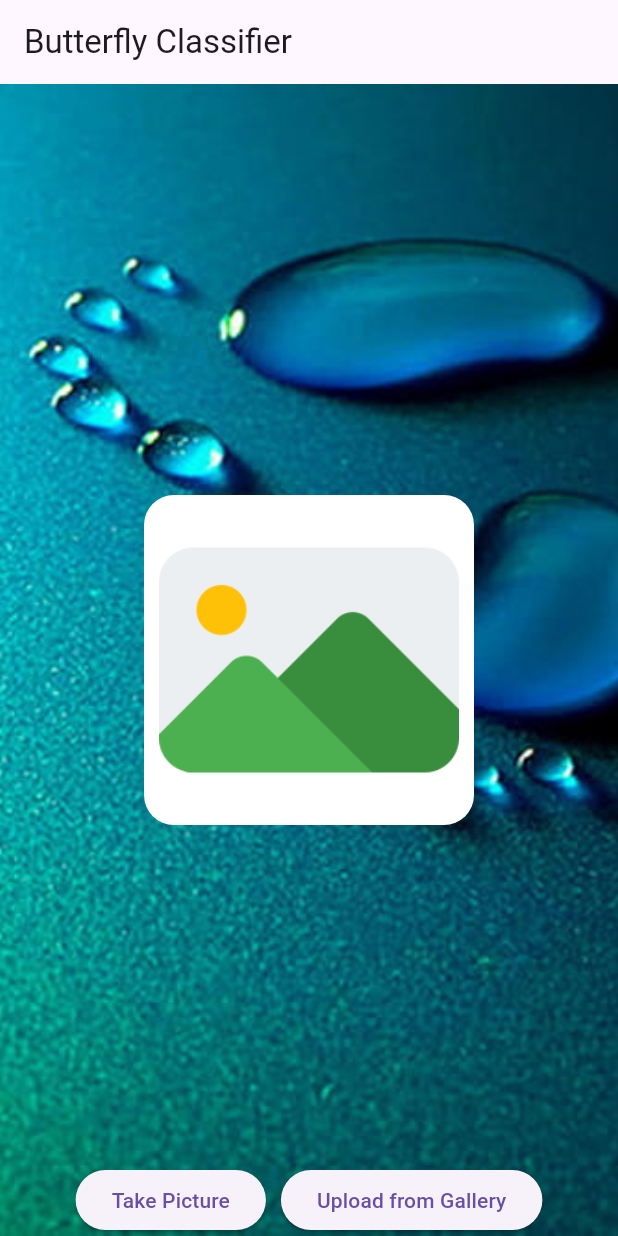
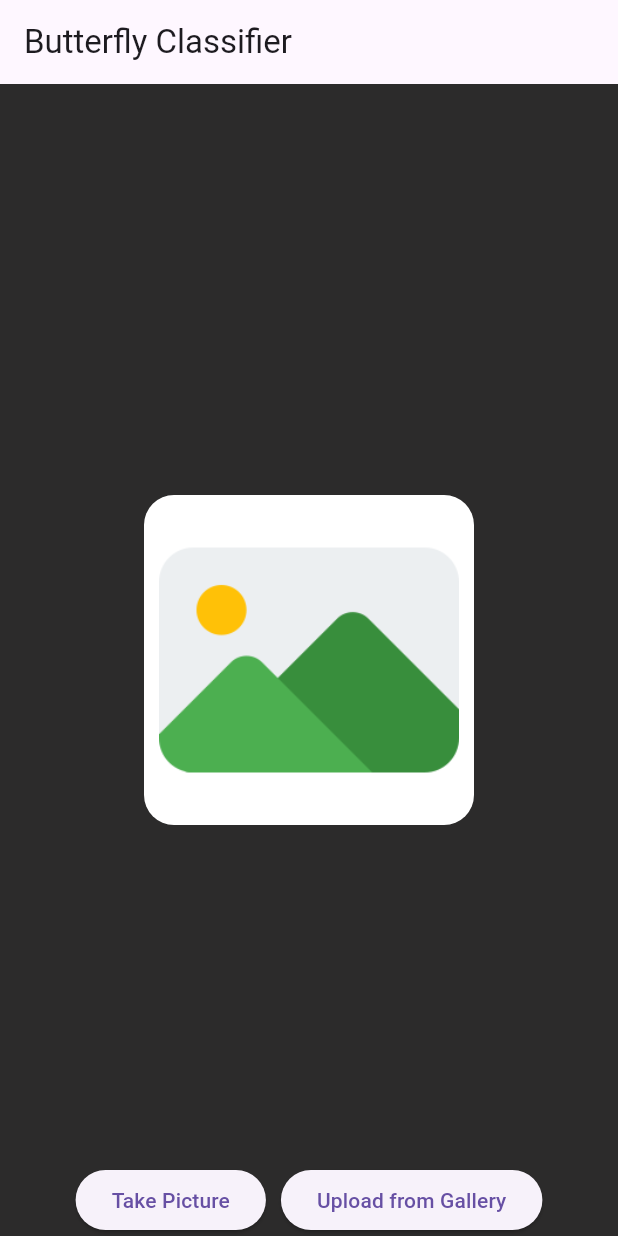
Before and after one commit to 4YU5H25/Butterfly_Classifier, a Flutter app: the screen it shows after launch, after a tap on "Take Picture", on a phone screen of 412 x 824 dp. Run offline on Flutter 3.47's test engine with Material 3 defaults, Android fonts, the phone set to English and light mode, and no system bars; our stand-ins replace image_picker; missing offline and left inert: tflite; project files that could hold a hidden picture were left out.

Commit message:
making it good

```diff
--- a/lib/home.dart
+++ b/lib/home.dart
@@ -3,6 +3,7 @@ import 'package:flutter/material.dart';
 import 'package:image_picker/image_picker.dart';
 import 'package:flutter/services.dart' show rootBundle;
 import 'package:tflite/tflite.dart';
+import 'imagepicker.dart';
 
 class HomeScreen extends StatefulWidget {
   const HomeScreen({Key? key}) : super(key: key);
@@ -56,10 +57,7 @@ class HomeScreenState extends State<HomeScreen> {
         ),
         body: Container(
           decoration: const BoxDecoration(
-            image: DecorationImage(
-              image: AssetImage('assets/bg.jpg'),
-              fit: BoxFit.cover,
-            ),
+            color: Color.fromARGB(255, 44, 43, 43),
           ),
           child: Stack(
             alignment: Alignment.bottomCenter,
@@ -122,7 +120,7 @@ class HomeScreenState extends State<HomeScreen> {
                   ElevatedButton(
                     onPressed: () async {
                       selectedImagePath =
-                          await selectImageFromCamera() as String;
+                          await Media.selectImageFromCamera() as String;
                       _showImageSelectionDialog();
                       setState(() {});
                     },
@@ -132,7 +130,7 @@ class HomeScreenState extends State<HomeScreen> {
                   ElevatedButton(
                     onPressed: () async {
                       selectedImagePath =
-                          await selectImageFromGallery() as String;
+                          await Media.selectImageFromGallery() as String;
                       _showImageSelectionDialog();
                       setState(() {});
                     },
@@ -144,22 +142,17 @@ class HomeScreenState extends State<HomeScreen> {
                 children: recognitions.map((result) {
                   int labelIndex = result['index'];
                   String className = labelList[labelIndex];
-                  // double confidence = result['confidence'];
-
+                  double confidence = result['confidence'];
                   return Column(
                     children: [
                       Text(
-                        'Prediction: $className',
+                        'Prediction: $className $confidence %',
                         style: const TextStyle(
                           fontWeight: FontWeight.bold,
                           fontSize: 18,
-                          color: Color.fromARGB(0, 239, 215, 137),
+                          color: Color.fromARGB(0, 255, 252, 243),
                         ),
                       ),
-                      // Text(
-                      //   'Confidence: $confidence',
-                      //   style: const TextStyle(fontSize: 16),
-                      // ),
                     ],
                   );
                 }).toList(),
@@ -171,17 +164,7 @@ class HomeScreenState extends State<HomeScreen> {
     );
   }
 
-  Future<String?> selectImageFromGallery() async {
-    XFile? file = await ImagePicker()
-        .pickImage(source: ImageSource.gallery, imageQuality: 10);
-    return file?.path;
-  }
 
-  Future<String?> selectImageFromCamera() async {
-    XFile? file = await ImagePicker()
-        .pickImage(source: ImageSource.camera, imageQuality: 10);
-    return file?.path;
-  }
 
   Future<void> _showImageSelectionDialog() async {
     await showDialog(
--- /dev/null
+++ b/lib/imagepicker.dart
@@ -0,0 +1,15 @@
+import 'package:image_picker/image_picker.dart';
+
+class Media {
+  static Future<String?> selectImageFromGallery() async {
+    XFile? file = await ImagePicker()
+        .pickImage(source: ImageSource.gallery, imageQuality: 10);
+    return file?.path;
+  }
+
+  static Future<String?> selectImageFromCamera() async {
+    XFile? file = await ImagePicker()
+        .pickImage(source: ImageSource.camera, imageQuality: 10);
+    return file?.path;
+  }
+}
```
